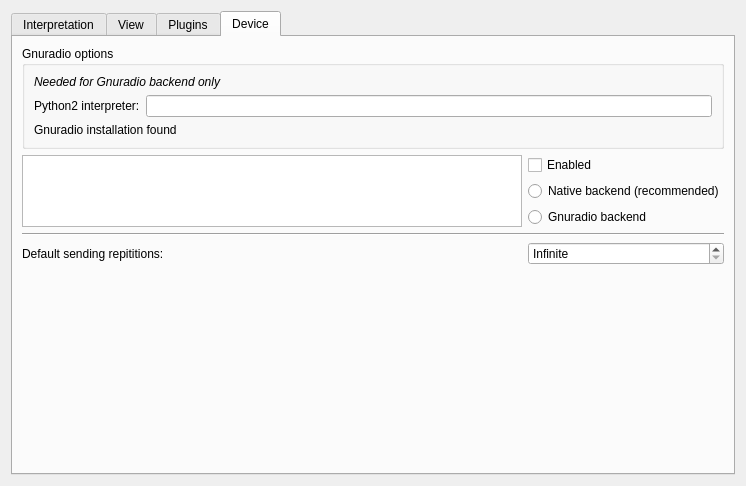
First picture: the form in ui/options.ui, repository jopohl/urh, before the edit.
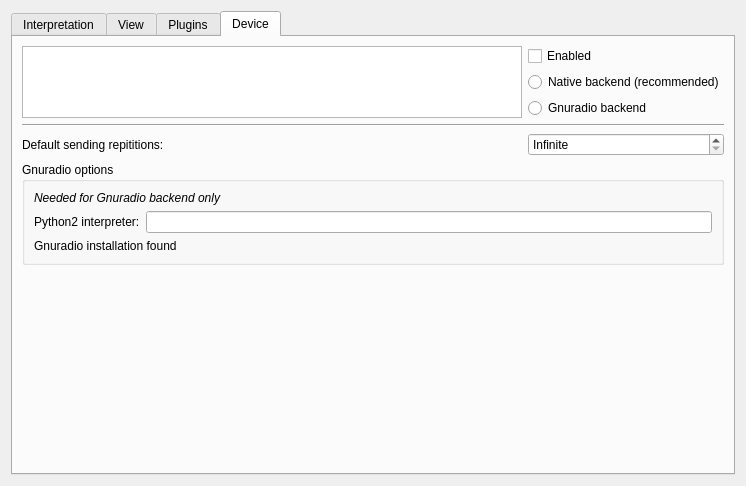
Second picture: the form after the edit.

Diff of the .ui file:
```diff
--- a/ui/options.ui
+++ b/ui/options.ui
@@ -228,73 +228,11 @@
        <string>Device</string>
       </attribute>
       <layout class="QVBoxLayout" name="verticalLayout_5">
-       <item>
-        <widget class="QGroupBox" name="groupBox_3">
-         <property name="title">
-          <string>Gnuradio options</string>
-         </property>
-         <layout class="QGridLayout" name="gridLayout_2">
-          <item row="1" column="1">
-           <widget class="QLineEdit" name="lineEditPython2Interpreter"/>
-          </item>
-          <item row="1" column="0">
-           <widget class="QLabel" name="label_10">
-            <property name="text">
-             <string>Python2 interpreter:</string>
-            </property>
-           </widget>
-          </item>
-          <item row="0" column="0" colspan="2">
-           <widget class="QLabel" name="label_11">
-            <property name="font">
-             <font>
-              <italic>true</italic>
-             </font>
-            </property>
-            <property name="text">
-             <string>Needed for Gnuradio backend only</string>
-            </property>
-           </widget>
-          </item>
-          <item row="2" column="0" colspan="2">
-           <widget class="QLabel" name="lGnuradioInstalled">
-            <property name="styleSheet">
-             <string notr="true"/>
-            </property>
-            <property name="text">
-             <string>Gnuradio installation found</string>
-            </property>
-           </widget>
-          </item>
-         </layout>
-        </widget>
-       </item>
        <item>
         <layout class="QGridLayout" name="gridLayout_3">
          <item row="0" column="0" rowspan="3">
           <widget class="QListWidget" name="listWidgetDevices"/>
          </item>
-         <item row="2" column="1">
-          <widget class="QRadioButton" name="rbGnuradioBackend">
-           <property name="text">
-            <string>Gnuradio backend</string>
-           </property>
-          </widget>
-         </item>
-         <item row="4" column="0">
-          <widget class="QLabel" name="label_8">
-           <property name="text">
-            <string>Default sending repititions:</string>
-           </property>
-          </widget>
-         </item>
-         <item row="0" column="1">
-          <widget class="QCheckBox" name="chkBoxDeviceEnabled">
-           <property name="text">
-            <string>Enabled</string>
-           </property>
-          </widget>
-         </item>
          <item row="1" column="1">
           <widget class="QRadioButton" name="rbNativeBackend">
            <property name="text">
@@ -302,7 +240,7 @@
            </property>
           </widget>
          </item>
-         <item row="4" column="1">
+         <item row="5" column="1">
           <widget class="QSpinBox" name="spinBoxNumSendingRepeats">
            <property name="specialValueText">
             <string>Infinite</string>
@@ -325,6 +263,68 @@
            </property>
           </widget>
          </item>
+         <item row="2" column="1">
+          <widget class="QRadioButton" name="rbGnuradioBackend">
+           <property name="text">
+            <string>Gnuradio backend</string>
+           </property>
+          </widget>
+         </item>
+         <item row="5" column="0">
+          <widget class="QLabel" name="label_8">
+           <property name="text">
+            <string>Default sending repititions:</string>
+           </property>
+          </widget>
+         </item>
+         <item row="0" column="1">
+          <widget class="QCheckBox" name="chkBoxDeviceEnabled">
+           <property name="text">
+            <string>Enabled</string>
+           </property>
+          </widget>
+         </item>
+         <item row="6" column="0" colspan="2">
+          <widget class="QGroupBox" name="groupBox_3">
+           <property name="title">
+            <string>Gnuradio options</string>
+           </property>
+           <layout class="QGridLayout" name="gridLayout_2">
+            <item row="1" column="1">
+             <widget class="QLineEdit" name="lineEditPython2Interpreter"/>
+            </item>
+            <item row="1" column="0">
+             <widget class="QLabel" name="label_10">
+              <property name="text">
+               <string>Python2 interpreter:</string>
+              </property>
+             </widget>
+            </item>
+            <item row="0" column="0" colspan="2">
+             <widget class="QLabel" name="label_11">
+              <property name="font">
+               <font>
+                <italic>true</italic>
+               </font>
+              </property>
+              <property name="text">
+               <string>Needed for Gnuradio backend only</string>
+              </property>
+             </widget>
+            </item>
+            <item row="2" column="0" colspan="2">
+             <widget class="QLabel" name="lGnuradioInstalled">
+              <property name="styleSheet">
+               <string notr="true"/>
+              </property>
+              <property name="text">
+               <string>Gnuradio installation found</string>
+              </property>
+             </widget>
+            </item>
+           </layout>
+          </widget>
+         </item>
         </layout>
        </item>
        <item>
```
